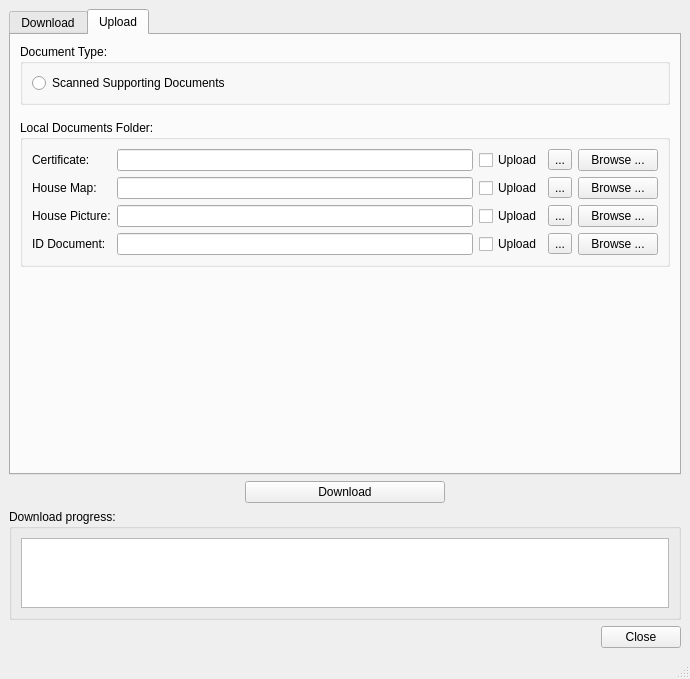
gltn/stdm, file ui/ui_document_downloader_win.ui: the form before one commit.
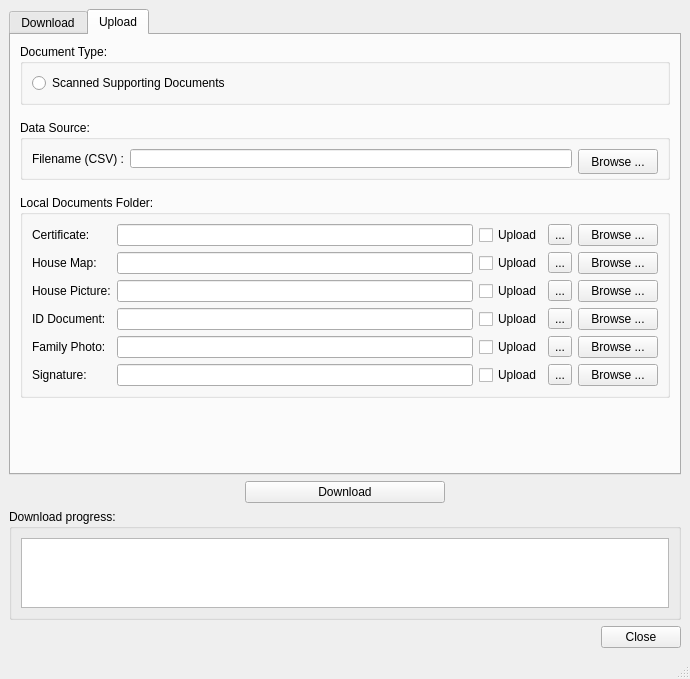
The form after the commit.

Diff of the .ui file:
```diff
--- a/ui/ui_document_downloader_win.ui
+++ b/ui/ui_document_downloader_win.ui
@@ -15,9 +15,6 @@
   </property>
   <widget class="QWidget" name="centralwidget">
    <layout class="QVBoxLayout" name="verticalLayout_4">
-    <property name="spacing">
-     <number>6</number>
-    </property>
     <item>
      <widget class="QTabWidget" name="twDocument">
       <property name="currentIndex">
@@ -341,6 +338,48 @@
           </layout>
          </widget>
         </item>
+        <item>
+         <widget class="QGroupBox" name="groupBox_3">
+          <property name="minimumSize">
+           <size>
+            <width>0</width>
+            <height>60</height>
+           </size>
+          </property>
+          <property name="title">
+           <string>Data Source:</string>
+          </property>
+          <layout class="QHBoxLayout" name="horizontalLayout_7">
+           <item>
+            <layout class="QHBoxLayout" name="horizontalLayout_6">
+             <item>
+              <widget class="QLabel" name="label_16">
+               <property name="text">
+                <string>Filename (CSV) :</string>
+               </property>
+              </widget>
+             </item>
+             <item>
+              <widget class="QLineEdit" name="edtUploadFile"/>
+             </item>
+             <item>
+              <widget class="QPushButton" name="btnUploadFile">
+               <property name="minimumSize">
+                <size>
+                 <width>0</width>
+                 <height>25</height>
+                </size>
+               </property>
+               <property name="text">
+                <string>Browse ...</string>
+               </property>
+              </widget>
+             </item>
+            </layout>
+           </item>
+          </layout>
+         </widget>
+        </item>
         <item>
          <widget class="QGroupBox" name="groupBox_4">
           <property name="title">
@@ -473,6 +512,68 @@
                </property>
               </widget>
              </item>
+             <item row="4" column="0">
+              <widget class="QLabel" name="label_14">
+               <property name="text">
+                <string>Family Photo:</string>
+               </property>
+              </widget>
+             </item>
+             <item row="4" column="1">
+              <widget class="QLineEdit" name="edtScannedFamilyPhoto"/>
+             </item>
+             <item row="4" column="3">
+              <widget class="QToolButton" name="tbScannedFamilyPhoto">
+               <property name="text">
+                <string>...</string>
+               </property>
+              </widget>
+             </item>
+             <item row="4" column="4">
+              <widget class="QPushButton" name="btnScannedFamilyPhoto">
+               <property name="text">
+                <string>Browse ...</string>
+               </property>
+              </widget>
+             </item>
+             <item row="4" column="2">
+              <widget class="QCheckBox" name="cbScannedFamilyPhoto">
+               <property name="text">
+                <string>Upload</string>
+               </property>
+              </widget>
+             </item>
+             <item row="5" column="0">
+              <widget class="QLabel" name="label_15">
+               <property name="text">
+                <string>Signature:</string>
+               </property>
+              </widget>
+             </item>
+             <item row="5" column="1">
+              <widget class="QLineEdit" name="edtScannedSignature"/>
+             </item>
+             <item row="5" column="2">
+              <widget class="QCheckBox" name="cbScannedSignature">
+               <property name="text">
+                <string>Upload</string>
+               </property>
+              </widget>
+             </item>
+             <item row="5" column="3">
+              <widget class="QToolButton" name="tbScannedSignature">
+               <property name="text">
+                <string>...</string>
+               </property>
+              </widget>
+             </item>
+             <item row="5" column="4">
+              <widget class="QPushButton" name="btnScannedSignature">
+               <property name="text">
+                <string>Browse ...</string>
+               </property>
+              </widget>
+             </item>
             </layout>
            </item>
           </layout>
```
